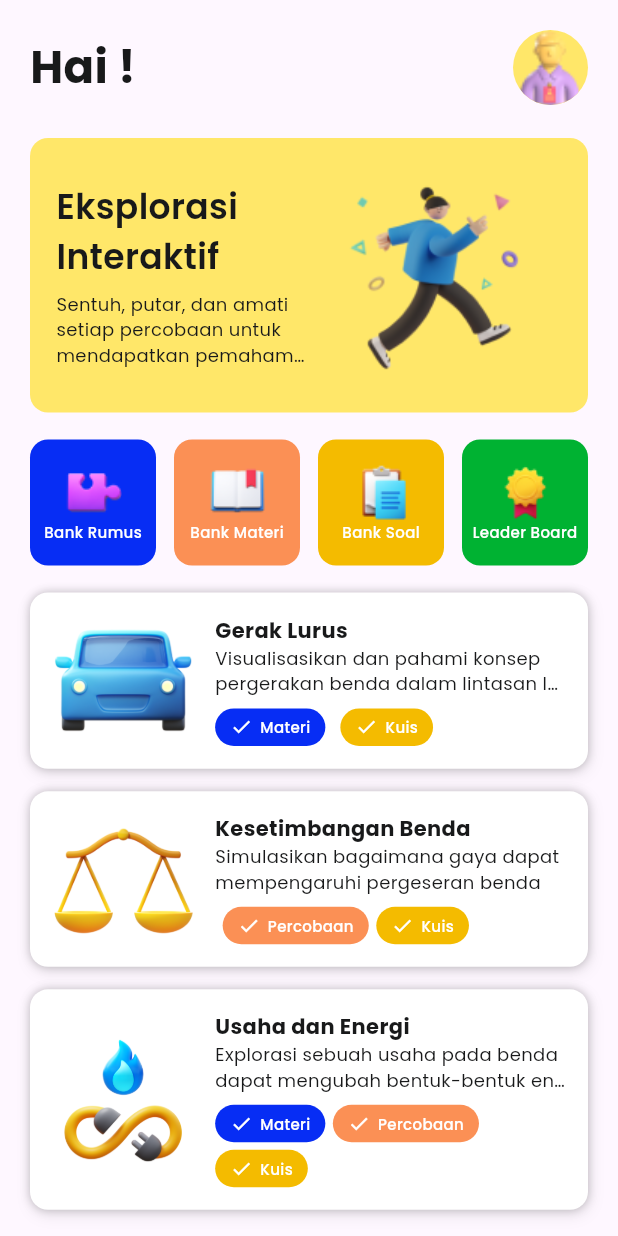
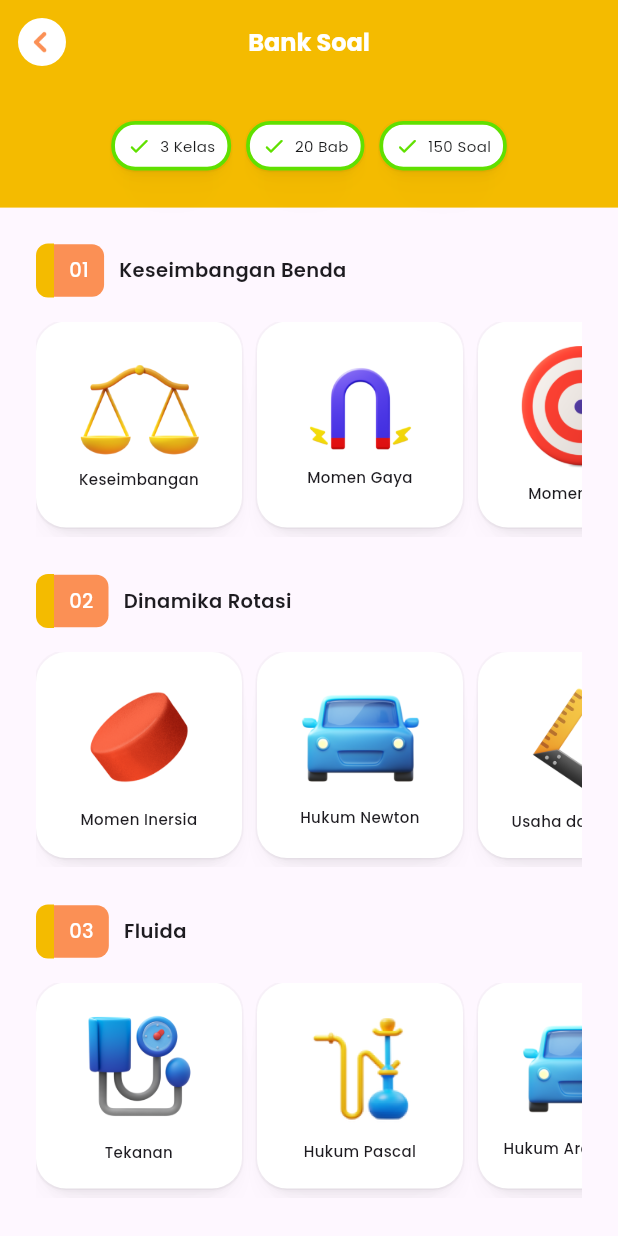
Before and after one commit to fisimate/fisimate-app, a Flutter app: the HomeView screen opened by its route, after a tap on "Bank Soal", on a phone screen of 412 x 824 dp. Run offline on Flutter 3.47's test engine with Material 3 defaults, Android fonts, the phone set to English and light mode, and no system bars; our stand-ins replace connectivity_plus, flutter_secure_storage, flutter_svg, gap, get; accounts and stored records are empty.

Commit message:
feat(bank-soal): bank soal page ui slicing

```diff
--- /dev/null
+++ b/lib/app/modules/bank_soal/bindings/bank_soal_binding.dart
@@ -0,0 +1,12 @@
+import 'package:get/get.dart';
+
+import '../controllers/bank_soal_controller.dart';
+
+class BankSoalBinding extends Bindings {
+  @override
+  void dependencies() {
+    Get.lazyPut<BankSoalController>(
+      () => BankSoalController(),
+    );
+  }
+}
--- /dev/null
+++ b/lib/app/modules/bank_soal/controllers/bank_soal_controller.dart
@@ -0,0 +1,23 @@
+import 'package:get/get.dart';
+
+class BankSoalController extends GetxController {
+  //TODO: Implement BankSoalController
+
+  final count = 0.obs;
+  @override
+  void onInit() {
+    super.onInit();
+  }
+
+  @override
+  void onReady() {
+    super.onReady();
+  }
+
+  @override
+  void onClose() {
+    super.onClose();
+  }
+
+  void increment() => count.value++;
+}
--- /dev/null
+++ b/lib/app/modules/bank_soal/views/bank_soal_view.dart
@@ -0,0 +1,187 @@
+import 'package:fisimate/app/theme/colors.dart';
+import 'package:fisimate/app/theme/fonts.dart';
+import 'package:fisimate/app/theme/sizing.dart';
+import 'package:fisimate/app/widgets/custom_chip.dart';
+import 'package:fisimate/app/widgets/custom_subject_widget.dart';
+import 'package:flutter/material.dart';
+import 'package:gap/gap.dart';
+
+import 'package:get/get.dart';
+
+import '../controllers/bank_soal_controller.dart';
+
+class BankSoalView extends GetView<BankSoalController> {
+  const BankSoalView({Key? key}) : super(key: key);
+  @override
+  Widget build(BuildContext context) {
+    return Scaffold(
+      body: NestedScrollView(
+        headerSliverBuilder: (context, innerBoxIsScrolled) {
+          return [
+            SliverAppBar(
+              backgroundColor: CustomColor.bankSoal,
+              title: Text(
+                'Bank Soal',
+                style: headingBold.copyWith(color: CustomColor.whiteColor),
+              ),
+              centerTitle: true,
+              automaticallyImplyLeading: false,
+              leading: IconButton(
+                icon: CircleAvatar(
+                  radius: 16,
+                  backgroundColor: CustomColor.whiteColor,
+                  child: Padding(
+                    padding: const EdgeInsets.only(right: 4.0),
+                    child: Image.asset('assets/icons/arrow-back.png'),
+                  ),
+                ),
+                onPressed: () {
+                  Get.back();
+                },
+              ),
+            ),
+            SliverList(
+              delegate: SliverChildListDelegate(
+                [
+                  Container(
+                    width: CustomSize.maxWidth,
+                    height: CustomSize.maxHeight / 10,
+                    decoration: BoxDecoration(color: CustomColor.bankSoal),
+                    child: const Row(
+                      mainAxisAlignment: MainAxisAlignment.center,
+                      children: [
+                        CustomChip(label: '3 Kelas'),
+                        Gap(10.0),
+                        CustomChip(label: '20 Bab'),
+                        Gap(10.0),
+                        CustomChip(label: '150 Soal')
+                      ],
+                    ),
+                  ),
+                ],
+              ),
+            ),
+          ];
+        },
+        body: const Padding(
+          padding: EdgeInsets.all(CustomSize.marginLarge),
+          child: Column(
+            children: [
+              CustomSubjectTitleWidget(
+                no: '01',
+                title: 'Keseimbangan Benda',
+              ),
+              Gap(16.0),
+              SingleChildScrollView(
+                scrollDirection: Axis.horizontal,
+                padding: EdgeInsets.only(bottom: 6.0),
+                child: Row(
+                  crossAxisAlignment: CrossAxisAlignment.start,
+                  children: [
+                    CustomSubjectCard(
+                      assetPath: 'assets/icons/scales.png',
+                      title: 'Keseimbangan',
+                    ),
+                    Gap(10.0),
+                    CustomSubjectCard(
+                      assetPath: 'assets/icons/magnetic.png',
+                      title: 'Momen Gaya',
+                    ),
+                    Gap(10.0),
+                    CustomSubjectCard(
+                      assetPath: 'assets/icons/dart.png',
+                      title: 'Momen Gaya',
+                    ),
+                    Gap(10.0),
+                    CustomSubjectCard(
+                      assetPath: 'assets/icons/judges-gavel.png',
+                      title: 'Momen Gaya',
+                    ),
+                  ],
+                ),
+              ),
+              Gap(25.0),
+              CustomSubjectTitleWidget(
+                no: '02',
+                title: 'Dinamika Rotasi',
+              ),
+              Gap(16.0),
+              SingleChildScrollView(
+                scrollDirection: Axis.horizontal,
+                padding: EdgeInsets.only(bottom: 6.0),
+                child: Row(
+                  crossAxisAlignment: CrossAxisAlignment.start,
+                  children: [
+                    CustomSubjectCard(
+                      assetPath: 'assets/icons/round-red-figure.png',
+                      title: 'Momen Inersia',
+                    ),
+                    Gap(10.0),
+                    CustomSubjectCard(
+                      assetPath: 'assets/icons/blue-car.png',
+                      title: 'Hukum Newton',
+                    ),
+                    Gap(10.0),
+                    CustomSubjectCard(
+                      assetPath: 'assets/icons/carpenter-ruler.png',
+                      title: 'Usaha dan Energi',
+                    ),
+                    Gap(10.0),
+                    CustomSubjectCard(
+                      assetPath: 'assets/icons/autism.png',
+                      title: 'Momentum Sudut',
+                    ),
+                    Gap(10.0),
+                    CustomSubjectCard(
+                      assetPath: 'assets/icons/judges-gavel.png',
+                      title: 'Momen Integral',
+                    ),
+                  ],
+                ),
+              ),
+              Gap(25.0),
+              CustomSubjectTitleWidget(
+                no: '03',
+                title: 'Fluida',
+              ),
+              Gap(16.0),
+              SingleChildScrollView(
+                scrollDirection: Axis.horizontal,
+                padding: EdgeInsets.only(bottom: 6.0),
+                child: Row(
+                  crossAxisAlignment: CrossAxisAlignment.start,
+                  children: [
+                    CustomSubjectCard(
+                      assetPath: 'assets/icons/tonometer.png',
+                      title: 'Tekanan',
+                    ),
+                    Gap(10.0),
+                    CustomSubjectCard(
+                      assetPath: 'assets/icons/hookah.png',
+                      title: 'Hukum Pascal',
+                    ),
+                    Gap(10.0),
+                    CustomSubjectCard(
+                      assetPath: 'assets/icons/blue-car.png',
+                      title: 'Hukum Archimedes',
+                    ),
+                    Gap(10.0),
+                    CustomSubjectCard(
+                      assetPath: 'assets/icons/autism.png',
+                      title: 'Aplikasi Hukum Archimedes',
+                    ),
+                    Gap(10.0),
+                    CustomSubjectCard(
+                      assetPath: 'assets/icons/judges-gavel.png',
+                      title: 'Momen Integral',
+                    ),
+                  ],
+                ),
+              )
+            ],
+          ),
+        ),
+      ),
+    );
+  }
+}
--- a/lib/app/modules/main/home/views/home_view.dart
+++ b/lib/app/modules/main/home/views/home_view.dart
@@ -77,7 +77,9 @@
                   label: 'Bank Soal',
                   iconPath: "assets/images/bank_soal.png",
                   color: CustomColor.orangeColor,
-                  onTap: () {},
+                  onTap: () {
+                    Get.toNamed(Routes.BANK_SOAL);
+                  },
                 ),
                 const Gap(
                   CustomSize.marginSmall,
@@ -376,7 +378,7 @@
             label,
             style: poppinsMedium.copyWith(
               color: CustomColor.whiteColor,
-              fontSize: 10,
+              fontSize: 7.5,
             ),
           ),
         ],
--- a/lib/app/routes/app_pages.dart
+++ b/lib/app/routes/app_pages.dart
@@ -2,6 +2,8 @@
 
 import '../modules/bank_materi/bindings/bank_materi_binding.dart';
 import '../modules/bank_materi/views/bank_materi_view.dart';
+import '../modules/bank_soal/bindings/bank_soal_binding.dart';
+import '../modules/bank_soal/views/bank_soal_view.dart';
 import '../modules/login/bindings/login_binding.dart';
 import '../modules/login/views/login_view.dart';
 import '../modules/main/bindings/main_binding.dart';
@@ -46,5 +48,10 @@
       page: () => const BankMateriView(),
       binding: BankMateriBinding(),
     ),
+    GetPage(
+      name: _Paths.BANK_SOAL,
+      page: () => const BankSoalView(),
+      binding: BankSoalBinding(),
+    ),
   ];
 }
--- a/lib/app/routes/app_routes.dart
+++ b/lib/app/routes/app_routes.dart
@@ -9,6 +9,7 @@
   static const LOGIN = _Paths.LOGIN;
   static const REGISTER = _Paths.REGISTER;
   static const BANK_MATERI = _Paths.BANK_MATERI;
+  static const BANK_SOAL = _Paths.BANK_SOAL;
 }
 
 abstract class _Paths {
@@ -17,4 +18,5 @@
   static const LOGIN = '/login';
   static const REGISTER = '/register';
   static const BANK_MATERI = '/bank-materi';
+  static const BANK_SOAL = '/bank-soal';
 }
--- a/lib/app/theme/colors.dart
+++ b/lib/app/theme/colors.dart
@@ -28,6 +28,7 @@
 
   // Colors on Home
   static Color bankMateri = const Color(0xffFB9055);
+  static Color bankSoal = const Color(0xffF4BB00);
   static LinearGradient gradientOutline = const LinearGradient(
     colors: [
       Color(0xff60E000),
```
